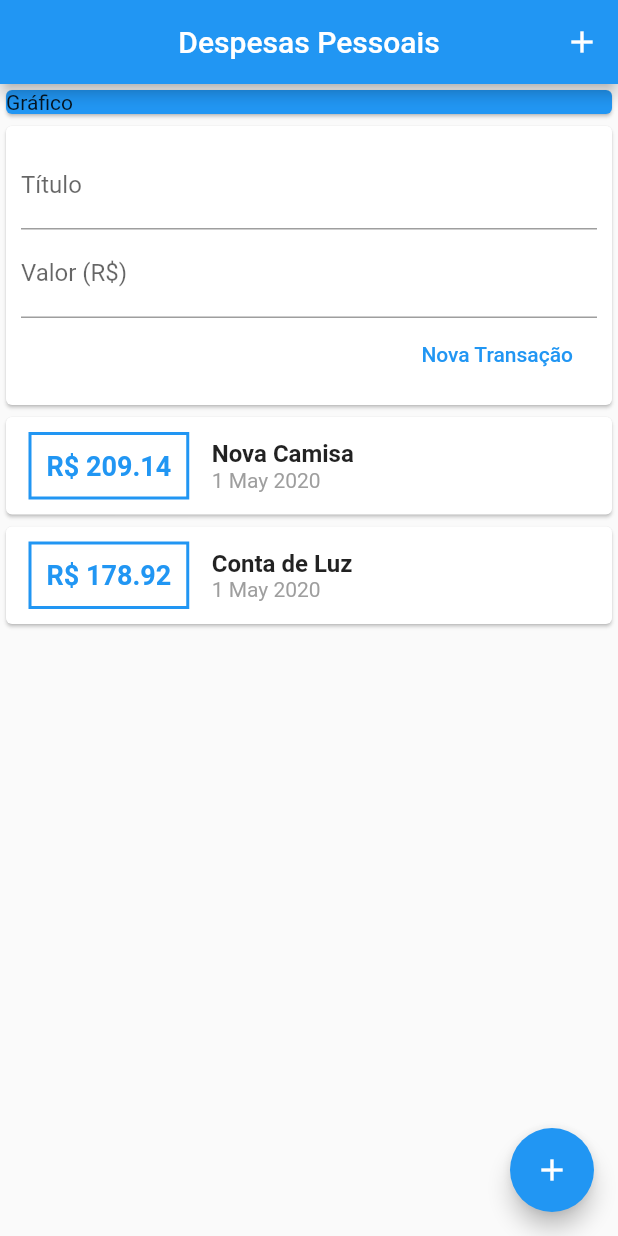
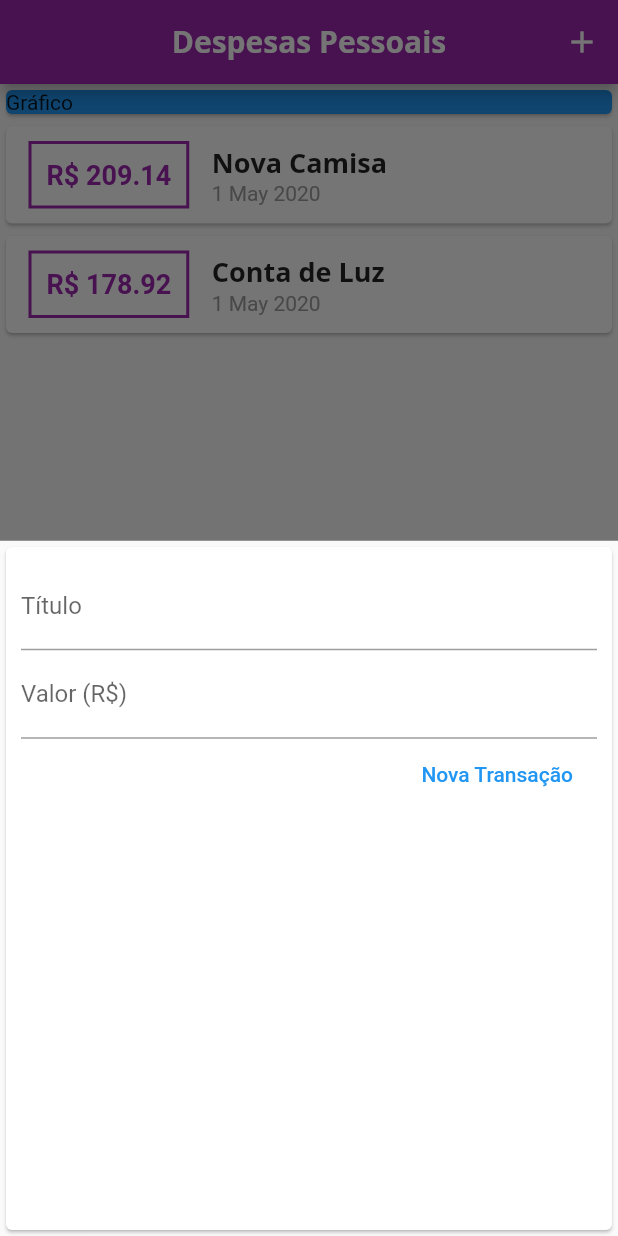
Before and after one commit to dikdudu/despesasPessoais, a Flutter app: the screen it shows after launch, after a tap on the "add" icon, on a phone screen of 412 x 824 dp. Run offline on Flutter 3.47's test engine with Material 2 defaults, Android fonts, the phone set to English and light mode, and no system bars.

```diff
--- a/lib/components/transaction_form.dart
+++ b/lib/components/transaction_form.dart
@@ -1,11 +1,17 @@
 import 'package:flutter/material.dart';
 
-class TransactionForm extends StatelessWidget {
+class TransactionForm extends StatefulWidget {
   final void Function(String, double) onSubmit;
 
   TransactionForm(this.onSubmit);
 
+  @override
+  _TransactionFormState createState() => _TransactionFormState();
+}
+
+class _TransactionFormState extends State<TransactionForm> {
   final titleController = TextEditingController();
+
   final valueController = TextEditingController();
 
   _submitForm() {
@@ -16,7 +22,7 @@ class TransactionForm extends StatelessWidget {
       return;
     }
 
-    onSubmit(title, value);
+    widget.onSubmit(title, value);
   }
 
   @override
--- a/lib/components/transaction_list.dart
+++ b/lib/components/transaction_list.dart
@@ -22,14 +22,18 @@ class TransactionList extends StatelessWidget {
                   margin: EdgeInsets.symmetric(horizontal: 15, vertical: 10),
                   padding: EdgeInsets.all(10),
                   decoration: BoxDecoration(
-                    border: Border.all(color: Colors.blue, width: 2),
+                    border: Border.all(
+                      color: Theme.of(context).primaryColor,
+                      width: 2,
+                    ),
                   ),
                   child: Text(
                     "\R\$ ${tr.value.toStringAsFixed(2)}",
                     style: TextStyle(
-                        fontSize: 18,
-                        fontWeight: FontWeight.bold,
-                        color: Colors.blue),
+                      fontSize: 18,
+                      fontWeight: FontWeight.bold,
+                      color: Theme.of(context).primaryColor,
+                    ),
                   ),
                 ),
                 Column(
@@ -37,10 +41,7 @@ class TransactionList extends StatelessWidget {
                   children: <Widget>[
                     Text(
                       tr.title,
-                      style: TextStyle(
-                        fontSize: 16,
-                        fontWeight: FontWeight.bold,
-                      ),
+                      style: Theme.of(context).textTheme.title,
                     ),
                     Text(
                       DateFormat('d MMM y').format(tr.date),
--- a/lib/components/transaction_user.dart
+++ /dev/null
@@ -1,52 +0,0 @@
-import 'dart:math';
-
-import 'package:flutter/material.dart';
-import 'package:expenses/models/transaction_model.dart';
-import 'package:expenses/components/transaction_form.dart';
-import 'package:expenses/components/transaction_list.dart';
-
-class TransactionUser extends StatefulWidget {
-  @override
-  _TransactionUserState createState() => _TransactionUserState();
-}
-
-class _TransactionUserState extends State<TransactionUser> {
-  final _transactions = [
-    Transaction(
-      id: 't1',
-      title: 'Nova Camisa',
-      value: 209.14,
-      date: DateTime.now(),
-    ),
-    Transaction(
-      id: 't2',
-      title: 'Conta de Luz',
-      value: 178.92,
-      date: DateTime.now(),
-    ),
-  ];
-
-  _addTransaction(String title, double value) {
-    final newTransaction = Transaction(
-      id: Random().nextDouble().toString(),
-      title: title,
-      value: value,
-      date: DateTime.now(),
-    );
-
-    setState(() {
-      _transactions.add(newTransaction);
-    });
-
-  }
-
-  @override
-  Widget build(BuildContext context) {
-    return Column(
-      children: <Widget>[
-        TransactionForm(_addTransaction),
-        TransactionList(_transactions),
-      ],
-    );
-  }
-}
--- a/lib/main.dart
+++ b/lib/main.dart
@@ -1,5 +1,8 @@
-import 'package:expenses/components/transaction_user.dart';
+import 'dart:math';
+import 'package:expenses/components/transaction_form.dart';
 import 'package:flutter/material.dart';
+import 'components/transaction_list.dart';
+import 'models/transaction_model.dart';
 
 main() => runApp(ExpensesApp());
 
@@ -9,21 +12,87 @@ class ExpensesApp extends StatelessWidget {
     return MaterialApp(
       home: HomePage(),
       debugShowCheckedModeBanner: false,
+      theme: ThemeData(
+        primarySwatch: Colors.purple,
+        accentColor: Colors.amber,
+        fontFamily: 'Quicksand',
+        textTheme: ThemeData.light().textTheme.copyWith(
+          title: TextStyle(
+            fontFamily: 'OpenSans',
+            fontSize: 18,
+            fontWeight: FontWeight.bold,
+          ),
+        ),
+        appBarTheme: AppBarTheme(
+          textTheme: ThemeData.light().textTheme.copyWith(
+            title: TextStyle(
+              fontFamily: 'OpenSans',
+              fontSize: 20,
+              fontWeight: FontWeight.bold
+            ),
+          ),
+        ),
+      ),
     );
   }
 }
 
-class HomePage extends StatelessWidget {
+class HomePage extends StatefulWidget {
+  @override
+  _HomePageState createState() => _HomePageState();
+}
+
+class _HomePageState extends State<HomePage> {
+  final _transactions = [
+    Transaction(
+      id: 't1',
+      title: 'Nova Camisa',
+      value: 209.14,
+      date: DateTime.now(),
+    ),
+    Transaction(
+      id: 't2',
+      title: 'Conta de Luz',
+      value: 178.92,
+      date: DateTime.now(),
+    ),
+  ];
+
+  _addTransaction(String title, double value) {
+    final newTransaction = Transaction(
+      id: Random().nextDouble().toString(),
+      title: title,
+      value: value,
+      date: DateTime.now(),
+    );
+
+    setState(() {
+      _transactions.add(newTransaction);
+    });
+
+    Navigator.of(context).pop();
+  }
+
+  _openTransactionFormModal(BuildContext context) {
+    showModalBottomSheet(
+        context: context,
+        builder: (_) {
+          return TransactionForm(_addTransaction);
+        });
+  }
+
   @override
   Widget build(BuildContext context) {
     return Scaffold(
       appBar: AppBar(
-        title: Text("Despesas Pessoais"),
+        title: Text(
+          "Despesas Pessoais",
+        ),
         centerTitle: true,
         actions: <Widget>[
           IconButton(
             icon: Icon(Icons.add),
-            onPressed: () {},
+            onPressed: () => _openTransactionFormModal(context),
           ),
         ],
       ),
@@ -35,14 +104,15 @@ class HomePage extends StatelessWidget {
               color: Colors.blue,
               child: Text("Gráfico"),
             ),
-            TransactionUser(),
+            TransactionList(_transactions),
           ],
         ),
       ),
       floatingActionButton: FloatingActionButton(
         child: Icon(Icons.add),
-        onPressed: (){},
+        onPressed: () => _openTransactionFormModal(context),
       ),
+      floatingActionButtonLocation: FloatingActionButtonLocation.centerFloat,
     );
   }
 }
```
Also changed, not shown: pubspec.yaml (+11 -6 lines), assets/fonts/OpenSans-Bold.ttf (added), assets/fonts/OpenSans-Regular.ttf (added), assets/fonts/Quicksand-Bold.ttf (added), assets/fonts/Quicksand-Light.ttf (added), assets/fonts/Quicksand-Medium.ttf (added), assets/fonts/Quicksand-Regular.ttf (added).
